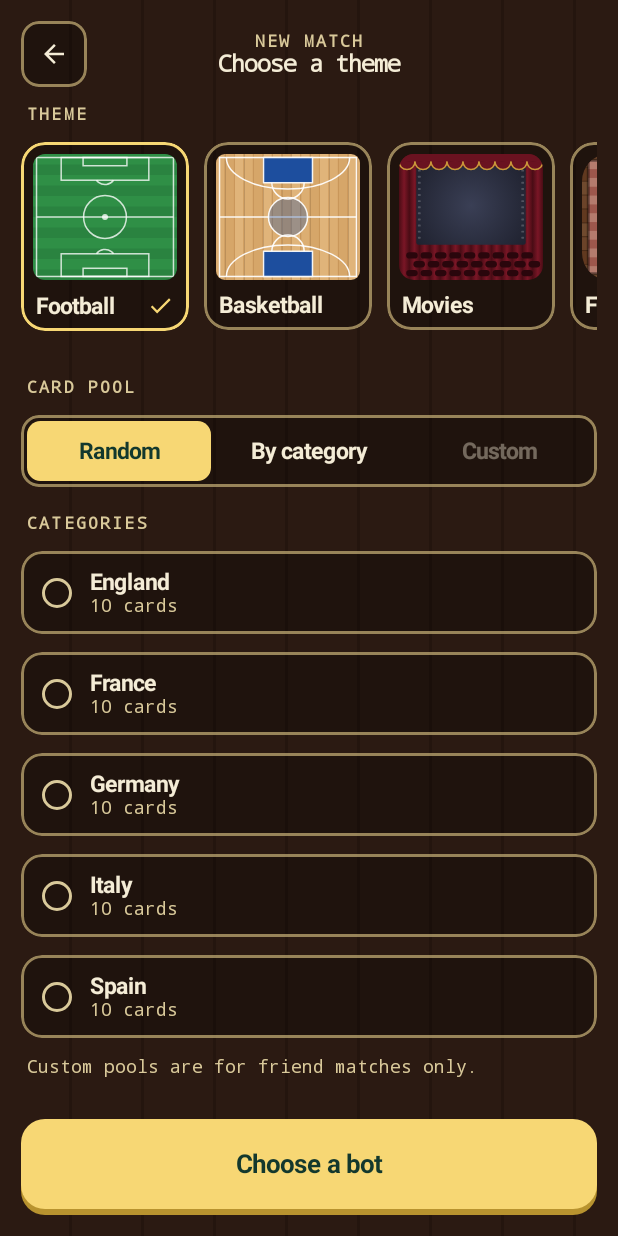
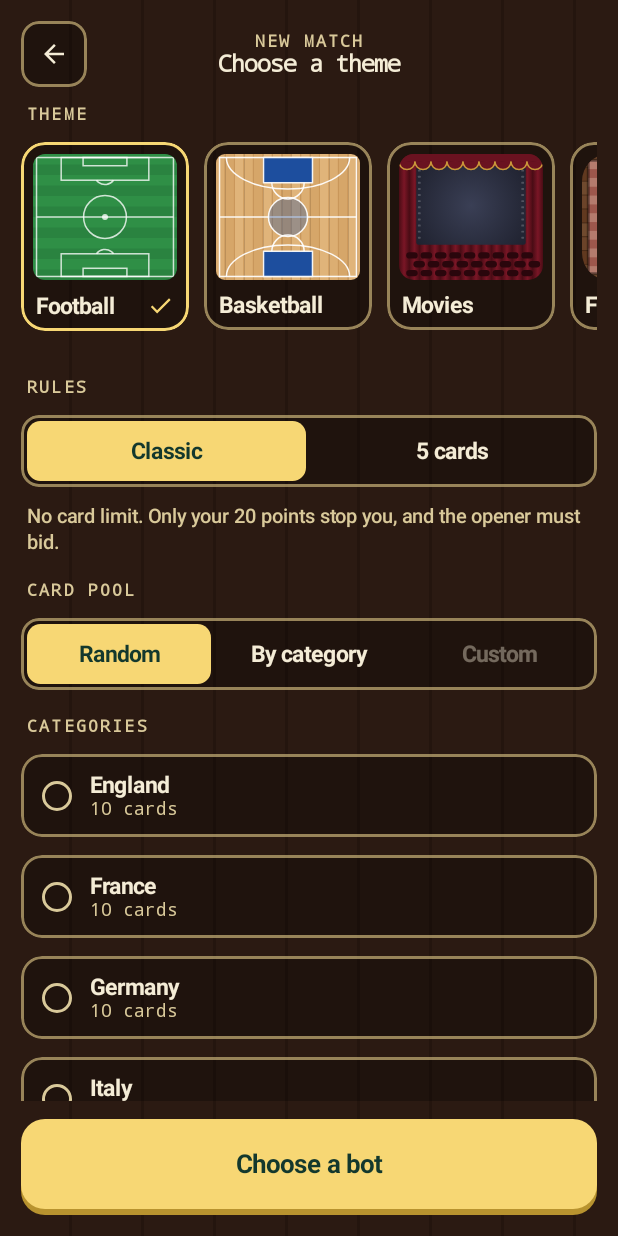
Before and after one commit to vidanstojic/Draft-Duel, an Android app built with Jetpack Compose: the screen it shows after launch (MainActivity), after a tap on "Play vs bot", on a phone screen of 412 x 824 dp. Run offline under Robolectric (Android 15) with nearby library versions, the phone set to English and light mode, and no system bars; our stand-ins replace Compose Multiplatform resources.

Commit message:
feat(ui): pick the rules, hand over a card, see slots
- category screen: Rules (Classic / 5 cards) for rating themes, with a short
  explanation; the choice travels in MatchSetup to bot, friend and local matches
- the opener's pass button becomes "Hand over · −N pts"; status shows who
  handed the card over and who must open
- card counts read "3/5 cards" with a card limit
- bot picker shows the difficulty for the chosen rules
- how-to-play explains the 5 cards rules

```diff
--- a/composeApp/src/commonMain/composeResources/values/strings.xml
+++ b/composeApp/src/commonMain/composeResources/values/strings.xml
@@ -31,7 +31,7 @@
     <string name="mode_bot_title">Play vs bot</string>
     <string name="mode_bot_subtitle">Pick a rival. Works offline</string>
     <string name="how_to_play">How to play</string>
-    <string name="how_to_play_rules">You both start with 20 points. 10 cards go up for auction, one at a time.\n\nThe opener must bid. Then raise by 1, 2 or 5, or pass and the other player takes the card at their last bid.\n\nRatings stay hidden. You see yours when you win a card and your rival's at the end.\n\nThe higher total rating wins.</string>
+    <string name="how_to_play_rules">You both start with 20 points. 10 cards go up for auction, one at a time.\n\nThe opener must bid. Then raise by 1, 2 or 5, or pass and the other player takes the card at their last bid.\n\nRatings stay hidden. You see yours when you win a card and your rival's at the end.\n\nThe higher total rating wins.\n\n5 cards rules: each player ends with exactly 5 cards. As the opener you may hand a card you do not want over to your rival, who must then open it. Your first hand-over costs 1 point, the next 2, then 3.</string>
     <!-- Themes -->
     <string name="theme_football">Football</string>
     <string name="theme_basketball">Basketball</string>
@@ -50,6 +50,11 @@
     <string name="category_coming_soon">Coming soon</string>
     <string name="category_custom_hint">You will pick at least 10 athletes before sending the invite. Coming soon.</string>
     <string name="category_custom_friend_only">Custom pools are for friend matches only.</string>
+    <string name="rules_label">Rules</string>
+    <string name="rules_classic">Classic</string>
+    <string name="rules_five_slots">5 cards</string>
+    <string name="rules_classic_hint">No card limit. Only your 20 points stop you, and the opener must bid.</string>
+    <string name="rules_five_slots_hint">Each player ends with exactly 5 cards. The opener may hand a card over instead of bidding, and the rival must open it. Hand-overs cost 1, then 2, then 3… points each.</string>
     <string name="source_random">Random</string>
     <string name="source_category">By category</string>
     <string name="source_custom">Custom</string>
@@ -118,6 +123,10 @@
     <string name="match_pass_to">Pass · %1$s takes it for %2$d</string>
     <string name="match_opener_must_bid">The opener must bid</string>
     <string name="match_skip">Skip · nobody gets it</string>
+    <string name="match_hand_over">Hand over · −%1$d pts</string>
+    <string name="match_handed_to_you">%1$s handed it over. You must open.</string>
+    <string name="match_you_handed">You handed it over to %1$s</string>
+    <string name="match_slots">%1$d/%2$d cards</string>
     <string name="match_skipped">Skipped, nobody gets it</string>
     <string name="match_recipe_label">Build this dish</string>
     <string name="match_waiting_for">Waiting for %1$s</string>
--- a/composeApp/src/commonMain/kotlin/com/vidanstojic/draftduel/domain/model/MatchSetup.kt
+++ b/composeApp/src/commonMain/kotlin/com/vidanstojic/draftduel/domain/model/MatchSetup.kt
@@ -1,6 +1,7 @@
 package com.vidanstojic.draftduel.domain.model
 
 import com.vidanstojic.draftduel.domain.bot.BotPersonality
+import com.vidanstojic.draftduel.domain.match.RuleSet
 
 /** Everything chosen before a match starts. Passed between screens through the session repository. */
 data class MatchSetup(
@@ -12,4 +13,5 @@ data class MatchSetup(
     val localLayout: LocalLayout = LocalLayout.SPLIT_SCREEN,
     /** Who the bot plays like. Null means a random personality (quick match). */
     val bot: BotPersonality? = null,
+    val ruleSet: RuleSet = RuleSet.CLASSIC,
 )
--- a/composeApp/src/commonMain/kotlin/com/vidanstojic/draftduel/ui/screens/bot/BotSelectScreen.kt
+++ b/composeApp/src/commonMain/kotlin/com/vidanstojic/draftduel/ui/screens/bot/BotSelectScreen.kt
@@ -98,7 +98,7 @@ fun BotSelectScreen(
         ) {
             SectionLabel(stringResource(Res.string.bot_opponents), Modifier.padding(horizontal = 4.dp))
             state.bots.forEach { bot ->
-                BotRow(bot = bot, difficulty = bot.difficultyFor(state.scoring), selected = bot == state.selected, onClick = { onSelect(bot) })
+                BotRow(bot = bot, difficulty = bot.difficultyFor(state.scoring, state.ruleSet), selected = bot == state.selected, onClick = { onSelect(bot) })
             }
             Text(
                 text = stringResource(Res.string.bot_offline_note),
--- a/composeApp/src/commonMain/kotlin/com/vidanstojic/draftduel/ui/screens/bot/BotSelectViewModel.kt
+++ b/composeApp/src/commonMain/kotlin/com/vidanstojic/draftduel/ui/screens/bot/BotSelectViewModel.kt
@@ -3,6 +3,7 @@ package com.vidanstojic.draftduel.ui.screens.bot
 import androidx.compose.runtime.Immutable
 import androidx.lifecycle.ViewModel
 import com.vidanstojic.draftduel.domain.bot.BotPersonality
+import com.vidanstojic.draftduel.domain.match.RuleSet
 import com.vidanstojic.draftduel.domain.model.GameMode
 import com.vidanstojic.draftduel.domain.model.MatchSetup
 import com.vidanstojic.draftduel.domain.model.PlayerProfile
@@ -20,6 +21,7 @@ import kotlinx.coroutines.flow.update
 data class BotSelectUiState(
     /** Difficulty labels depend on how the chosen theme scores. */
     val scoring: Scoring = Scoring.RATINGS,
+    val ruleSet: RuleSet = RuleSet.CLASSIC,
     val bots: List<BotPersonality> = BotPersonality.entries,
     val selected: BotPersonality,
 )
@@ -38,7 +40,7 @@ class BotSelectViewModel(
     )
 
     private val _state = MutableStateFlow(
-        BotSelectUiState(scoring = setup.theme.scoring, selected = setup.bot ?: DEFAULT_BOT),
+        BotSelectUiState(scoring = setup.theme.scoring, ruleSet = setup.ruleSet, selected = setup.bot ?: DEFAULT_BOT),
     )
     val state: StateFlow<BotSelectUiState> = _state.asStateFlow()
 
--- a/composeApp/src/commonMain/kotlin/com/vidanstojic/draftduel/ui/screens/category/CategoryScreen.kt
+++ b/composeApp/src/commonMain/kotlin/com/vidanstojic/draftduel/ui/screens/category/CategoryScreen.kt
@@ -34,6 +34,7 @@ import androidx.compose.ui.unit.dp
 import androidx.lifecycle.compose.collectAsStateWithLifecycle
 import androidx.lifecycle.viewmodel.compose.viewModel
 import com.vidanstojic.draftduel.di.LocalAppContainer
+import com.vidanstojic.draftduel.domain.match.RuleSet
 import com.vidanstojic.draftduel.domain.model.GameMode
 import com.vidanstojic.draftduel.domain.model.Scoring
 import com.vidanstojic.draftduel.domain.model.Theme
@@ -49,6 +50,11 @@ import com.vidanstojic.draftduel.resources.category_pool
 import com.vidanstojic.draftduel.resources.category_recipe_hint
 import com.vidanstojic.draftduel.resources.category_theme
 import com.vidanstojic.draftduel.resources.category_title
+import com.vidanstojic.draftduel.resources.rules_classic
+import com.vidanstojic.draftduel.resources.rules_classic_hint
+import com.vidanstojic.draftduel.resources.rules_five_slots
+import com.vidanstojic.draftduel.resources.rules_five_slots_hint
+import com.vidanstojic.draftduel.resources.rules_label
 import com.vidanstojic.draftduel.resources.cta_choose_bot
 import com.vidanstojic.draftduel.resources.cta_continue
 import com.vidanstojic.draftduel.resources.cta_create_invite
@@ -87,6 +93,7 @@ fun CategoryRoute(
         onBack = onBack,
         onThemeSelected = viewModel::selectTheme,
         onSourceSelected = viewModel::selectSource,
+        onRuleSetSelected = viewModel::selectRuleSet,
         onCategorySelected = viewModel::selectCategory,
         onContinue = { onContinue(viewModel.confirm()) },
     )
@@ -100,6 +107,7 @@ fun CategoryScreen(
     onSourceSelected: (PoolSourceType) -> Unit,
     onCategorySelected: (String) -> Unit,
     onContinue: () -> Unit,
+    onRuleSetSelected: (RuleSet) -> Unit = {},
 ) {
     DdScreen(surface = SurfaceStyle.TABLE) {
         DdTopBar(
@@ -129,6 +137,17 @@ fun CategoryScreen(
             if (state.selectedTheme.scoring == Scoring.RECIPE) {
                 Text(
                     text = stringResource(Res.string.category_recipe_hint),
+                    style = DraftDuelTheme.type.caption,
+                    color = DraftDuelTheme.colors.muted,
+                    modifier = Modifier.padding(horizontal = 4.dp),
+                )
+            }
+
+            if (state.ruleSetsAvailable) {
+                SectionLabel(stringResource(Res.string.rules_label), Modifier.padding(start = 4.dp, top = 6.dp))
+                RuleSetSelector(selected = state.ruleSet, onSelected = onRuleSetSelected)
+                Text(
+                    text = stringResource(state.ruleSet.description()),
                     style = DraftDuelTheme.type.caption,
                     color = DraftDuelTheme.colors.muted,
                     modifier = Modifier.padding(horizontal = 4.dp),
@@ -276,6 +295,53 @@ private fun SourceSelector(
 }
 
 @Composable
+private fun RuleSetSelector(
+    selected: RuleSet,
+    onSelected: (RuleSet) -> Unit,
+) {
+    val colors = DraftDuelTheme.colors
+    val shape = RoundedCornerShape(12.dp)
+    Row(
+        modifier = Modifier
+            .fillMaxWidth()
+            .clip(shape)
+            .background(colors.panel)
+            .border(1.5.dp, colors.outline, shape)
+            .padding(4.dp),
+        horizontalArrangement = Arrangement.spacedBy(4.dp),
+    ) {
+        RuleSet.entries.forEach { ruleSet ->
+            val isSelected = ruleSet == selected
+            Box(
+                modifier = Modifier
+                    .weight(1f)
+                    .height(40.dp)
+                    .clip(RoundedCornerShape(9.dp))
+                    .background(if (isSelected) colors.accent else colors.panel.copy(alpha = 0f))
+                    .selectable(selected = isSelected, role = Role.Tab, onClick = { onSelected(ruleSet) }),
+                contentAlignment = Alignment.Center,
+            ) {
+                Text(
+                    text = stringResource(ruleSet.label()),
+                    style = DraftDuelTheme.type.bodyStrong,
+                    color = if (isSelected) colors.onAccent else colors.onScreen,
+                )
+            }
+        }
+    }
+}
+
+private fun RuleSet.label(): StringResource = when (this) {
+    RuleSet.CLASSIC -> Res.string.rules_classic
+    RuleSet.FIVE_SLOTS -> Res.string.rules_five_slots
+}
+
+private fun RuleSet.description(): StringResource = when (this) {
+    RuleSet.CLASSIC -> Res.string.rules_classic_hint
+    RuleSet.FIVE_SLOTS -> Res.string.rules_five_slots_hint
+}
+
+@Composable
 private fun CategoryRow(
     category: CategoryOptionUi,
     selected: Boolean,
--- a/composeApp/src/commonMain/kotlin/com/vidanstojic/draftduel/ui/screens/category/CategoryUiState.kt
+++ b/composeApp/src/commonMain/kotlin/com/vidanstojic/draftduel/ui/screens/category/CategoryUiState.kt
@@ -1,7 +1,9 @@
 package com.vidanstojic.draftduel.ui.screens.category
 
 import androidx.compose.runtime.Immutable
+import com.vidanstojic.draftduel.domain.match.RuleSet
 import com.vidanstojic.draftduel.domain.model.GameMode
+import com.vidanstojic.draftduel.domain.model.Scoring
 import com.vidanstojic.draftduel.domain.model.Theme
 
 enum class PoolSourceType { RANDOM, CATEGORY, CUSTOM }
@@ -27,7 +29,11 @@ data class CategoryUiState(
     val sourceType: PoolSourceType = PoolSourceType.RANDOM,
     val categories: List<CategoryOptionUi> = emptyList(),
     val selectedCategoryId: String? = null,
+    val ruleSet: RuleSet = RuleSet.CLASSIC,
 ) {
+    /** Five slots are a rating-pack variant; recipes have their own skip rule. */
+    val ruleSetsAvailable: Boolean get() = selectedTheme.scoring == Scoring.RATINGS
+
     /** Hand-picked pools exist only in friend matches (spec §5). */
     val customAllowed: Boolean get() = mode == GameMode.FRIEND
 
--- a/composeApp/src/commonMain/kotlin/com/vidanstojic/draftduel/ui/screens/category/CategoryViewModel.kt
+++ b/composeApp/src/commonMain/kotlin/com/vidanstojic/draftduel/ui/screens/category/CategoryViewModel.kt
@@ -1,6 +1,7 @@
 package com.vidanstojic.draftduel.ui.screens.category
 
 import androidx.lifecycle.ViewModel
+import com.vidanstojic.draftduel.domain.match.RuleSet
 import com.vidanstojic.draftduel.domain.model.GameMode
 import com.vidanstojic.draftduel.domain.model.MatchSetup
 import com.vidanstojic.draftduel.domain.model.PoolSource
@@ -35,6 +36,10 @@ class CategoryViewModel(
         }
     }
 
+    fun selectRuleSet(ruleSet: RuleSet) {
+        _state.update { if (it.ruleSetsAvailable) it.copy(ruleSet = ruleSet) else it }
+    }
+
     fun selectSource(type: PoolSourceType) {
         _state.update { current ->
             if (type == PoolSourceType.CUSTOM && !current.customAllowed) return@update current
@@ -62,6 +67,7 @@ class CategoryViewModel(
             theme = current.selectedTheme,
             poolSource = source,
             you = profileRepository.currentPlayer(),
+            ruleSet = if (current.ruleSetsAvailable) current.ruleSet else RuleSet.CLASSIC,
         )
         return current.mode
     }
--- a/composeApp/src/commonMain/kotlin/com/vidanstojic/draftduel/ui/screens/local/LocalMatchViewModel.kt
+++ b/composeApp/src/commonMain/kotlin/com/vidanstojic/draftduel/ui/screens/local/LocalMatchViewModel.kt
@@ -80,6 +80,7 @@ class LocalMatchViewModel(
             theme = theme,
             pool = pool.cards,
             goal = pool.goal?.name,
+            ruleSet = setup.ruleSet,
             nameA = setup.you.nickname,
             nameB = setup.opponent?.nickname ?: "Player 2",
             firstOpener = if (random.nextBoolean()) Seat.A else Seat.B,
@@ -122,7 +123,7 @@ class LocalMatchViewModel(
 
     fun onRaise(seat: Seat, step: Int) = act(MatchAction.Raise(seat, step))
 
-    fun onPass(seat: Seat) = act(MatchAction.Pass(seat))
+    fun onPass(seat: Seat) = act(MatchEngine.passAction(driver.match.value, seat))
 
     fun onAssign(chooser: Seat, toSelf: Boolean) = act(MatchAction.Assign(chooser, if (toSelf) chooser else chooser.other))
 
--- a/composeApp/src/commonMain/kotlin/com/vidanstojic/draftduel/ui/screens/match/MatchViewModel.kt
+++ b/composeApp/src/commonMain/kotlin/com/vidanstojic/draftduel/ui/screens/match/MatchViewModel.kt
@@ -50,6 +50,7 @@ class MatchViewModel(
             theme = theme,
             pool = pool.cards,
             goal = pool.goal?.name,
+            ruleSet = setup.ruleSet,
             nameA = setup.you.nickname,
             nameB = opponent.nickname,
             firstOpener = if (random.nextBoolean()) Seat.A else Seat.B,
@@ -58,6 +59,7 @@ class MatchViewModel(
             personality = botPersonality,
             stats = PoolStats.of(pool.drawnFrom, theme.scoring),
             random = random,
+            ruleSet = setup.ruleSet,
         ),
         botSeat = Seat.B,
         onFinished = { finishedMatch ->
@@ -83,7 +85,8 @@ class MatchViewModel(
 
     fun onRaise(step: Int) = driver.dispatch(MatchAction.Raise(Seat.A, step))
 
-    fun onPass() = driver.dispatch(MatchAction.Pass(Seat.A))
+    /** Pass, or for an opener in five-slot matches a paid hand-over (see [MatchEngine.passAction]). */
+    fun onPass() = driver.dispatch(MatchEngine.passAction(driver.match.value, Seat.A))
 
     fun onAssign(toSelf: Boolean) = driver.dispatch(MatchAction.Assign(chooser = Seat.A, to = if (toSelf) Seat.A else Seat.B))
 }
```
Also changed, not shown: composeApp/src/commonMain/kotlin/com/vidanstojic/draftduel/ui/screens/local/LocalMatchScreen.kt (+4 -3 lines), composeApp/src/commonMain/kotlin/com/vidanstojic/draftduel/ui/screens/match/MatchContent.kt (+24 -5 lines), composeApp/src/commonMain/kotlin/com/vidanstojic/draftduel/ui/screens/match/MatchUiMapper.kt (+6 -3 lines), composeApp/src/commonMain/kotlin/com/vidanstojic/draftduel/ui/screens/match/MatchUiState.kt (+10 -1 lines).
